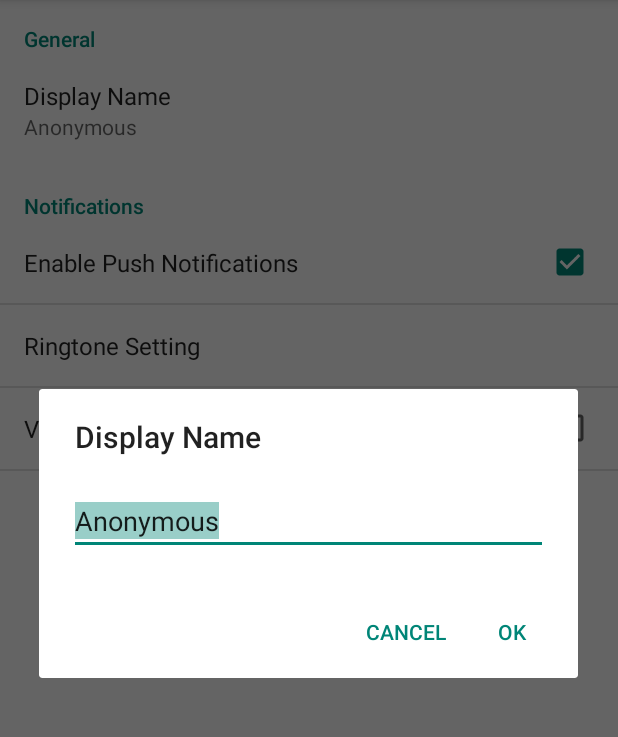
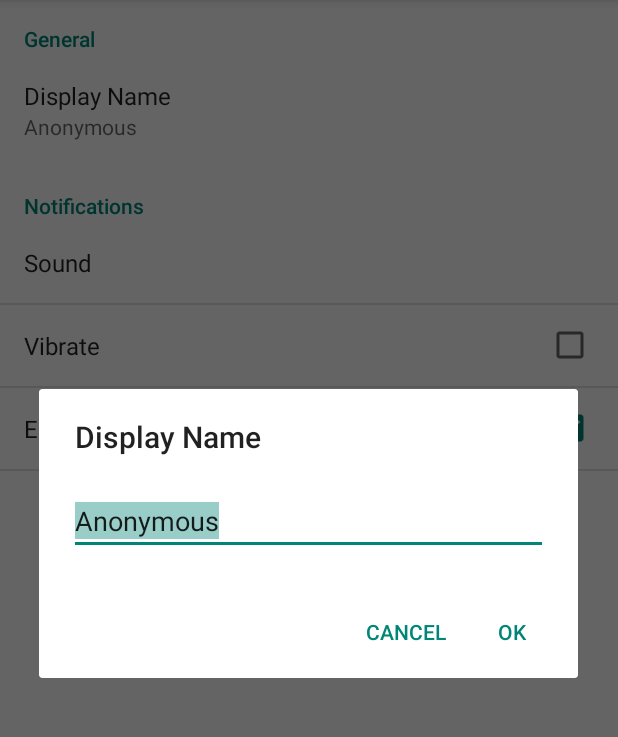
Before and after one commit to jordanell/humans-android, an Android app: the fragment SettingsFragment placed in its activity, after a tap on "Display Name", on a phone screen of 412 x 824 dp, the part 84-821 px from its top. Run offline under Robolectric (Android 15) with nearby library versions, the phone set to English and light mode, and no system bars; libraries missing offline, so code that uses them is left out: com.loopj.android, com.ocpsoft.pretty; 3 statements that could not run were skipped; 3 other taps on this screen came first.

Commit message:
Added vibrate and ringtones.

```diff
--- a/app/src/main/AndroidManifest.xml
+++ b/app/src/main/AndroidManifest.xml
@@ -3,10 +3,11 @@
     package="com.humansapp.humans" >
 
     <uses-sdk
-        android:minSdkVersion="14"
-        android:targetSdkVersion="19" />
+             android:minSdkVersion="14"
+             android:targetSdkVersion="19" />
 
     <uses-permission android:name="android.permission.INTERNET" />
+    <uses-permission android:name="android.permission.VIBRATE"/>
 
     <application
         android:allowBackup="true"
--- a/app/src/main/res/layout/fragment_settings.xml
+++ b/app/src/main/res/layout/fragment_settings.xml
@@ -25,24 +25,22 @@
         android:title="Notifications"
         android:key="notifications_settings">
 
+        <RingtonePreference
+                     android:key="message_ringtone"
+                     android:title="Sound"
+                     android:ringtoneType="notification"
+                     android:defaultValue="content://settings/system/notification_sound" />
+
+        <CheckBoxPreference
+            android:key="message_vibrate"
+            android:title="Vibrate"
+            android:defaultValue="true" />
+
         <CheckBoxPreference
             android:key="push_notifications"
             android:title="Enable Push Notifications"
             android:defaultValue="true" />
 
-        <RingtonePreference
-            android:dependency="push_notifications"
-            android:key="message_ringtone"
-            android:title="Ringtone Setting"
-            android:ringtoneType="notification"
-            android:defaultValue="content://settings/system/notification_sound" />
-
-        <CheckBoxPreference
-            android:dependency="push_notifications"
-            android:key="message_vibrate"
-            android:title="Vibrate"
-            android:defaultValue="true" />
-
     </PreferenceCategory>
 
 </PreferenceScreen>
```
Also changed, not shown: app/src/main/java/com/humansapp/humans/media/HumansMedia.java (added, +51 -0 lines), app/src/main/java/com/humansapp/humans/websocket/HumansWebSocketClient.java (+22 -0 lines).
